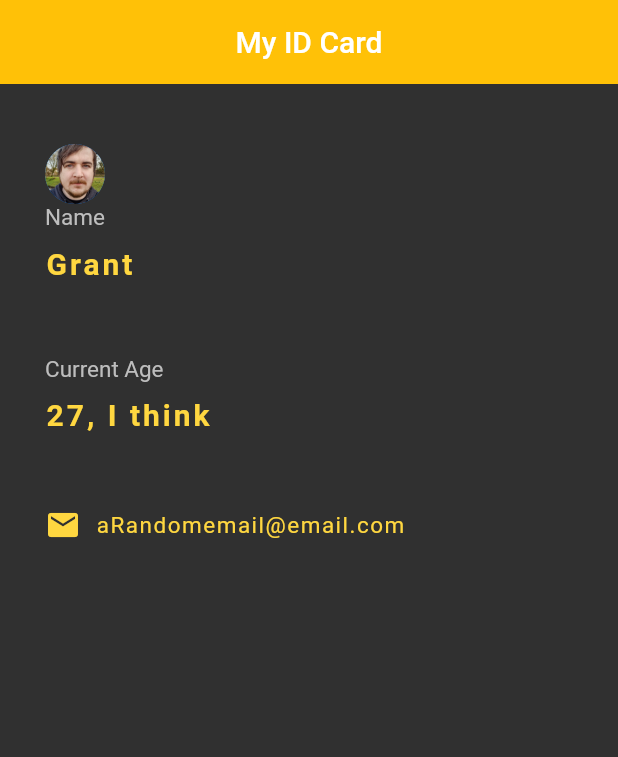
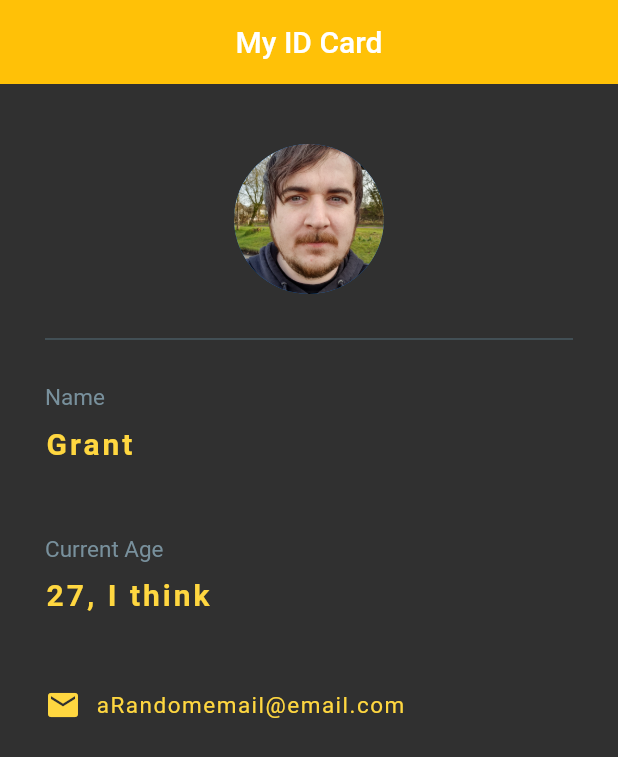
Before and after one commit to Grant-Shaw/Flutter-Practice-App, a Flutter app: the screen it shows after launch, on a phone screen of 412 x 824 dp. Shown: the top 757 px of the screen. Run offline on Flutter 3.47's test engine with Material 2 defaults, Android fonts, the phone set to English and light mode, and no system bars.

Commit message:
Added divider , centred image

```diff
--- a/lib/main.dart
+++ b/lib/main.dart
@@ -20,20 +20,26 @@ class IdCard extends StatelessWidget{
         child: Column(
           crossAxisAlignment: CrossAxisAlignment.start,
           children: <Widget>[
-            CircleAvatar(
-              backgroundImage: AssetImage('assets/linked.jpg'),                    // AssetImage('assets/linked.jpg'),
-
+            Center(
+              child: CircleAvatar(
+                backgroundImage: AssetImage('assets/linked.jpg'),
+                radius: 50,
+              ),
+            ),
+            Divider(
+              height: 60,
+              color: Colors.blueGrey[600],
             ),
             Text('Name',
-            style: TextStyle(
-              color: Colors.grey[400],
+              style: TextStyle(
+              color: Colors.blueGrey[400],
               fontSize: 15,
             )
             ),
             SizedBox(height: 10.0),
             Text(
-              'Grant',
-              style: TextStyle(
+                'Grant',
+                style: TextStyle(
                 color: Colors.amberAccent,
                 fontWeight: FontWeight.bold,
                 letterSpacing: 2.0,
@@ -43,7 +49,7 @@ class IdCard extends StatelessWidget{
             SizedBox(height: 50),
             Text('Current Age',
             style: TextStyle(
-              color: Colors.grey[400],
+              color: Colors.blueGrey[400],
               fontSize: 15,
             )
             ),
```
